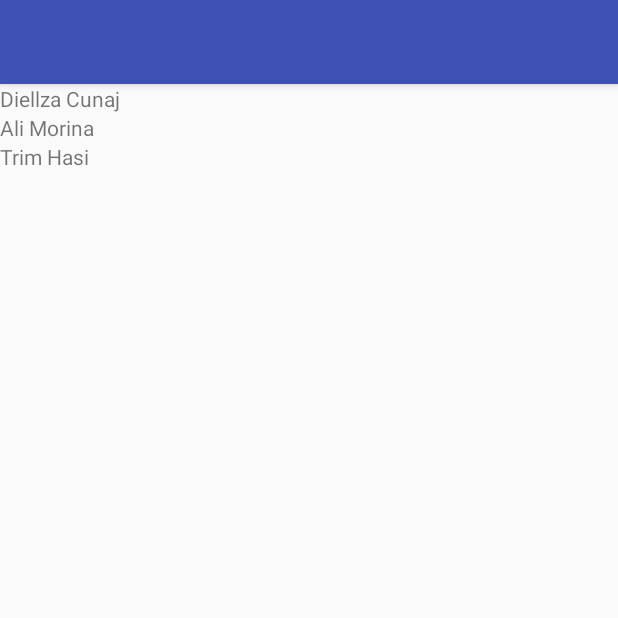
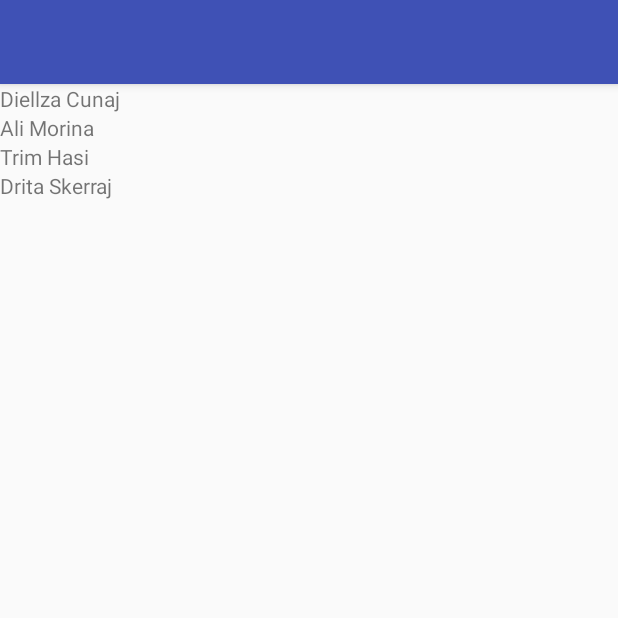
Before and after one commit to diellzacunaj/TouristGuide, an Android app: the screen it shows after launch (MainActivity), on a phone screen of 412 x 824 dp, the top half of it. Run offline under Robolectric (Android 15) with nearby library versions, the phone set to English and light mode, and no system bars.

Commit message:
7th commit Drita Skeraj

```diff
--- a/app/src/main/res/layout/activity_main.xml
+++ b/app/src/main/res/layout/activity_main.xml
@@ -24,4 +24,9 @@
         android:text="Trim Hasi"
         />
 
+    <TextView
+        android:layout_width="wrap_content"
+        android:layout_height="wrap_content"
+        android:text="Drita Skerraj" />
+
 </LinearLayout>
```
